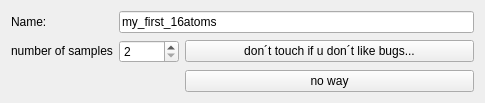
The window that examples/matchingPursuit/treebaseddictwindow.ui (mne-tools/mne-cpp) describes before a commit, drawn with Qt 5.
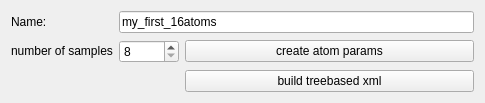
The same window after the commit. Icons and pictures are not drawn.

Commit message: dbg: fixdictmp: xml file writing

Diff of the .ui file:
```diff
--- a/examples/matchingPursuit/treebaseddictwindow.ui
+++ b/examples/matchingPursuit/treebaseddictwindow.ui
@@ -86,24 +86,24 @@
         </size>
        </property>
        <property name="minimum">
-        <number>2</number>
+        <number>8</number>
        </property>
        <property name="maximum">
-        <number>1024</number>
+        <number>16</number>
        </property>
       </widget>
      </item>
      <item row="1" column="2">
       <widget class="QPushButton" name="btt_calc_treebased">
        <property name="text">
-        <string>don´t touch if u don´t like bugs...</string>
+        <string>create atom params</string>
        </property>
       </widget>
      </item>
      <item row="2" column="2">
       <widget class="QPushButton" name="btt_call_tree_creator">
        <property name="text">
-        <string>no way</string>
+        <string>build treebased xml</string>
        </property>
       </widget>
      </item>
```
The commit also changes 2 other files.
